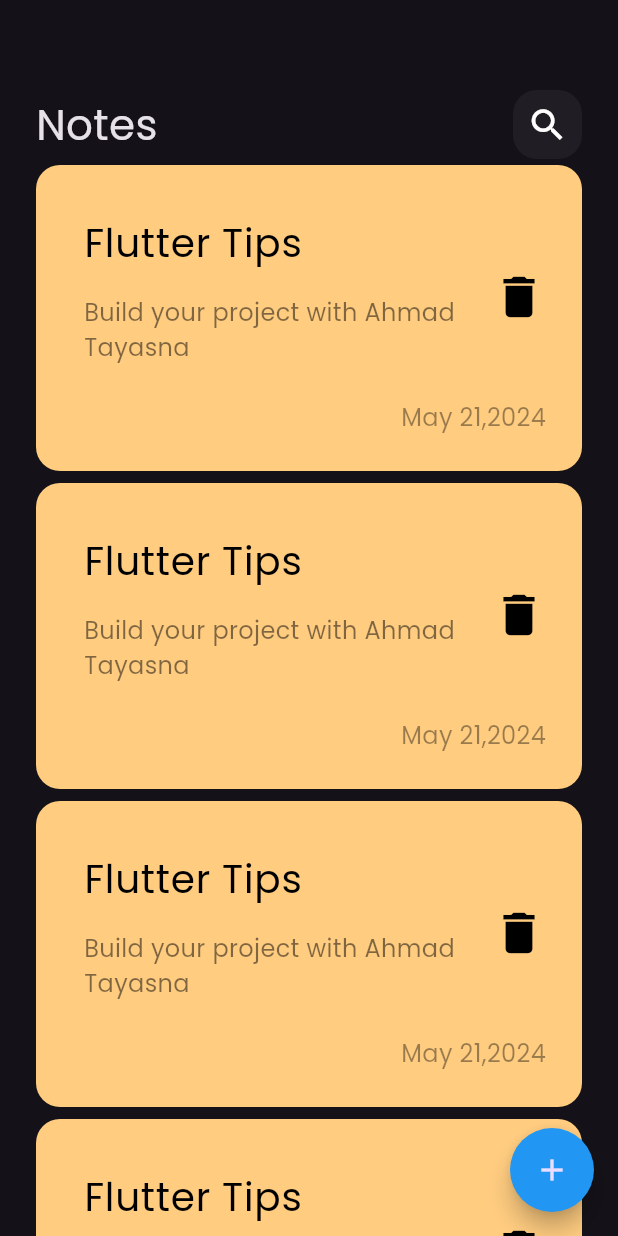
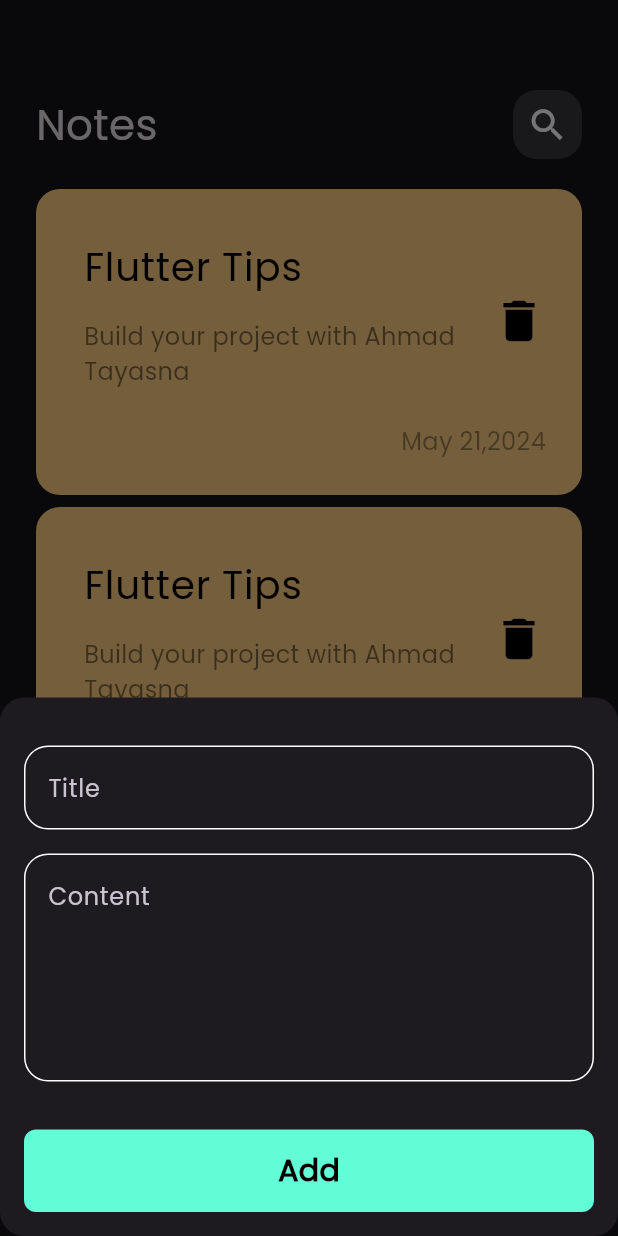
Before and after one commit to EngAhmad-Tayasna/Notes_App, a Flutter app: the screen it shows after launch, after a tap on the "add" icon, on a phone screen of 412 x 824 dp. Run offline on Flutter 3.47's test engine with Material 3 defaults, Android fonts, the phone set to English and light mode, and no system bars.

Commit message:
finish notes bottom sheet

```diff
--- /dev/null
+++ b/lib/constans.dart
@@ -0,0 +1,3 @@
+import 'package:flutter/material.dart';
+
+const kPrimaryColor = Color(0xff62FCD7);
--- a/lib/views/notes_view.dart
+++ b/lib/views/notes_view.dart
@@ -1,4 +1,5 @@
 import 'package:flutter/material.dart';
+import 'package:notes_app/views/widget/add_bottom_sheet.dart';
 import 'package:notes_app/views/widget/notes_view_body.dart';
 
 class NotesView extends StatelessWidget {
@@ -8,7 +9,15 @@ class NotesView extends StatelessWidget {
   Widget build(BuildContext context) {
     return Scaffold(
       floatingActionButton: FloatingActionButton(
-        onPressed: () {},
+        onPressed: () {
+          showModalBottomSheet(
+              shape: RoundedRectangleBorder(
+                  borderRadius: BorderRadius.circular(16)),
+              context: context,
+              builder: (context) {
+                return const AddBottomSheet();
+              });
+        },
         backgroundColor: Colors.blue,
         shape: const CircleBorder(),
         child: const Icon(Icons.add),
--- /dev/null
+++ b/lib/views/widget/add_bottom_sheet.dart
@@ -0,0 +1,40 @@
+import 'package:flutter/material.dart';
+import 'package:notes_app/views/widget/custom_button.dart';
+import 'package:notes_app/views/widget/custom_text_field.dart';
+
+class AddBottomSheet extends StatelessWidget {
+  const AddBottomSheet({super.key});
+
+  @override
+  Widget build(BuildContext context) {
+    return const Padding(
+      padding: EdgeInsets.symmetric(horizontal: 16),
+      child: SingleChildScrollView(
+        child: Column(
+          children: [
+            SizedBox(
+              height: 32,
+            ),
+            CustomTextField(
+              hint: 'Title',
+            ),
+            SizedBox(
+              height: 16,
+            ),
+            CustomTextField(
+              hint: 'Content',
+              maxLines: 5,
+            ),
+            SizedBox(
+              height: 32,
+            ),
+            CustomButton(),
+            SizedBox(
+              height: 16 ,
+            )
+          ],
+        ),
+      ),
+    );
+  }
+}
--- /dev/null
+++ b/lib/views/widget/custom_button.dart
@@ -0,0 +1,23 @@
+import 'package:flutter/material.dart';
+import 'package:notes_app/constans.dart';
+
+class CustomButton extends StatelessWidget {
+  const CustomButton({super.key});
+
+  @override
+  Widget build(BuildContext context) {
+    return Container(
+      width: MediaQuery.of(context).size.width,
+      height: 55,
+      decoration: BoxDecoration(
+          color: kPrimaryColor, borderRadius: BorderRadius.circular(8)),
+      child: const Center(
+        child: Text(
+          'Add',
+          style: TextStyle(
+              color: Colors.black, fontSize: 20, fontWeight: FontWeight.bold),
+        ),
+      ),
+    );
+  }
+}
--- a/lib/views/widget/custom_search_icon.dart
+++ b/lib/views/widget/custom_search_icon.dart
@@ -9,7 +9,7 @@ class CustomSearchIcon extends StatelessWidget {
       height: 46,
       width: 46,
       decoration: BoxDecoration(
-        color: Colors.white.withOpacity(0.05),
+        color: Colors.white.withOpacity(0.15),
         borderRadius: BorderRadius.circular(16),
       ),
       child: const Icon(
--- /dev/null
+++ b/lib/views/widget/custom_text_field.dart
@@ -0,0 +1,27 @@
+import 'package:flutter/material.dart';
+import 'package:notes_app/constans.dart';
+
+class CustomTextField extends StatelessWidget {
+  const CustomTextField({super.key, required this.hint, this.maxLines = 1});
+
+  final String hint;
+  final int maxLines;
+  @override
+  Widget build(BuildContext context) {
+    return TextField(
+      cursorColor: kPrimaryColor,
+      maxLines: maxLines,
+      decoration: InputDecoration(
+          hintText: hint,
+          border: buildBorder(),
+          enabledBorder: buildBorder(),
+          focusedBorder: buildBorder(kPrimaryColor)),
+    );
+  }
+
+  OutlineInputBorder buildBorder([color]) {
+    return OutlineInputBorder(
+        borderRadius: BorderRadius.circular(16),
+        borderSide: BorderSide(color: color ?? Colors.white));
+  }
+}
--- a/lib/views/widget/notes_list_item.dart
+++ b/lib/views/widget/notes_list_item.dart
@@ -6,11 +6,16 @@ class NotesListItem extends StatelessWidget {
 
   @override
   Widget build(BuildContext context) {
-    return ListView.builder(itemBuilder: (context, index) {
-      return const Padding(
-        padding: EdgeInsets.symmetric(vertical: 4),
-        child: NoteItem(),
-      );
-    });
+    return Padding(
+      padding: const EdgeInsets.symmetric(vertical: 16),
+      child: ListView.builder(
+          padding: EdgeInsets.zero,
+          itemBuilder: (context, index) {
+            return const Padding(
+              padding: EdgeInsets.symmetric(vertical: 4),
+              child: NoteItem(),
+            );
+          }),
+    );
   }
 }
```
